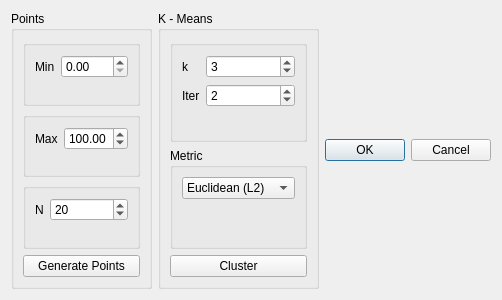
The window that KMeansDialog.ui (denizkavzak/Interactive-KMeans-QT) describes before a commit, drawn with Qt 5.
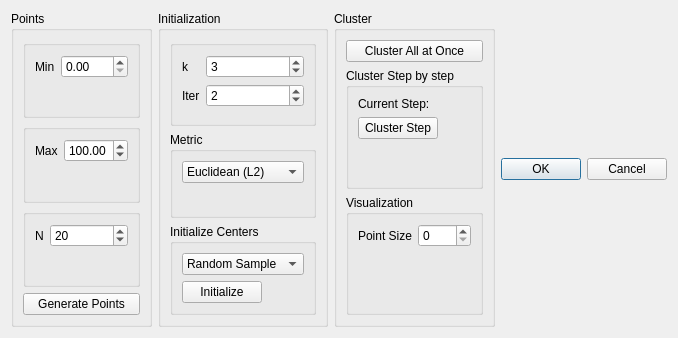
The same window after the commit.

Commit message:
Initialization, point size, clustering by steps are added to ui
Initializing the clustering is added to the dialog as a separate
combobox selection for user with corresponding initalize button.
Initialize button is connected and its functionality is tested.
Clustering with steps is added as another button, connections are
made, not tested yet. For visualization, point size is also
added as a parameter that user can define. No connections are done
for that functionality yet.

Diff of the .ui file:
```diff
--- a/KMeansDialog.ui
+++ b/KMeansDialog.ui
@@ -6,8 +6,8 @@
    <rect>
     <x>0</x>
     <y>0</y>
-    <width>483</width>
-    <height>300</height>
+    <width>639</width>
+    <height>338</height>
    </rect>
   </property>
   <property name="windowTitle">
@@ -113,53 +113,10 @@
    <item>
     <widget class="QGroupBox" name="kmeansGroupBox">
      <property name="title">
-      <string>K - Means</string>
+      <string>Initialization</string>
      </property>
-     <layout class="QVBoxLayout" name="verticalLayout">
-      <item>
-       <widget class="QGroupBox" name="kGroupBox">
-        <property name="title">
-         <string/>
-        </property>
-        <layout class="QFormLayout" name="formLayout_2">
-         <item row="0" column="0">
-          <widget class="QLabel" name="kLabel">
-           <property name="text">
-            <string>k</string>
-           </property>
-          </widget>
-         </item>
-         <item row="0" column="1">
-          <widget class="QSpinBox" name="kSpinBox">
-           <property name="sizePolicy">
-            <sizepolicy hsizetype="Expanding" vsizetype="Fixed">
-             <horstretch>0</horstretch>
-             <verstretch>0</verstretch>
-            </sizepolicy>
-           </property>
-           <property name="value">
-            <number>3</number>
-           </property>
-          </widget>
-         </item>
-         <item row="1" column="1">
-          <widget class="QSpinBox" name="iterSpinBox">
-           <property name="value">
-            <number>2</number>
-           </property>
-          </widget>
-         </item>
-         <item row="1" column="0">
-          <widget class="QLabel" name="iterLabel">
-           <property name="text">
-            <string>Iter</string>
-           </property>
-          </widget>
-         </item>
-        </layout>
-       </widget>
-      </item>
-      <item>
+     <layout class="QGridLayout" name="gridLayout">
+      <item row="1" column="0">
        <widget class="QGroupBox" name="metricGroupBox">
         <property name="title">
          <string>Metric</string>
@@ -199,13 +156,142 @@
         </layout>
        </widget>
       </item>
+      <item row="0" column="0">
+       <widget class="QGroupBox" name="kGroupBox">
+        <property name="title">
+         <string/>
+        </property>
+        <layout class="QFormLayout" name="formLayout_2">
+         <item row="0" column="0">
+          <widget class="QLabel" name="kLabel">
+           <property name="text">
+            <string>k</string>
+           </property>
+          </widget>
+         </item>
+         <item row="0" column="1">
+          <widget class="QSpinBox" name="kSpinBox">
+           <property name="sizePolicy">
+            <sizepolicy hsizetype="Expanding" vsizetype="Fixed">
+             <horstretch>0</horstretch>
+             <verstretch>0</verstretch>
+            </sizepolicy>
+           </property>
+           <property name="value">
+            <number>3</number>
+           </property>
+          </widget>
+         </item>
+         <item row="1" column="0">
+          <widget class="QLabel" name="iterLabel">
+           <property name="text">
+            <string>Iter</string>
+           </property>
+          </widget>
+         </item>
+         <item row="1" column="1">
+          <widget class="QSpinBox" name="iterSpinBox">
+           <property name="value">
+            <number>2</number>
+           </property>
+          </widget>
+         </item>
+        </layout>
+       </widget>
+      </item>
+      <item row="2" column="0">
+       <widget class="QGroupBox" name="initCenterGroupBox">
+        <property name="title">
+         <string>Initialize Centers</string>
+        </property>
+        <layout class="QFormLayout" name="formLayout_8">
+         <item row="0" column="0">
+          <widget class="QComboBox" name="initComboBox">
+           <item>
+            <property name="text">
+             <string>Random Sample</string>
+            </property>
+           </item>
+           <item>
+            <property name="text">
+             <string>Random Real</string>
+            </property>
+           </item>
+           <item>
+            <property name="text">
+             <string>KMeans++</string>
+            </property>
+           </item>
+          </widget>
+         </item>
+         <item row="1" column="0">
+          <widget class="QPushButton" name="initializeButton">
+           <property name="text">
+            <string>Initialize</string>
+           </property>
+          </widget>
+         </item>
+        </layout>
+       </widget>
+      </item>
+     </layout>
+    </widget>
+   </item>
+   <item>
+    <widget class="QGroupBox" name="groupBox">
+     <property name="title">
+      <string>Cluster</string>
+     </property>
+     <layout class="QVBoxLayout" name="verticalLayout_3">
       <item>
        <widget class="QPushButton" name="clusterButton">
         <property name="text">
-         <string>Cluster</string>
+         <string>Cluster All at Once</string>
         </property>
        </widget>
       </item>
+      <item>
+       <widget class="QGroupBox" name="clusterStepGroupBox">
+        <property name="title">
+         <string>Cluster Step by step</string>
+        </property>
+        <layout class="QFormLayout" name="formLayout_3">
+         <item row="1" column="0">
+          <widget class="QPushButton" name="clusterStepButton">
+           <property name="text">
+            <string>Cluster Step</string>
+           </property>
+          </widget>
+         </item>
+         <item row="0" column="0">
+          <widget class="QLabel" name="currentStepLabel">
+           <property name="text">
+            <string>Current Step:</string>
+           </property>
+          </widget>
+         </item>
+        </layout>
+       </widget>
+      </item>
+      <item>
+       <widget class="QGroupBox" name="visualizationGroupBox">
+        <property name="title">
+         <string>Visualization</string>
+        </property>
+        <layout class="QFormLayout" name="formLayout_7">
+         <item row="0" column="1">
+          <widget class="QSpinBox" name="pointSizeSpinBox"/>
+         </item>
+         <item row="0" column="0">
+          <widget class="QLabel" name="pointSizeLabel">
+           <property name="text">
+            <string>Point Size</string>
+           </property>
+          </widget>
+         </item>
+        </layout>
+       </widget>
+      </item>
      </layout>
     </widget>
    </item>
```
Left out of the diff: 34 changed lines with no effect on the pictures. The commit also changes 12 other files.
